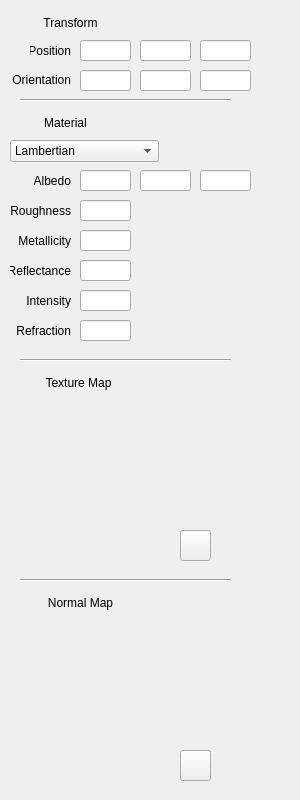
Yordrar/thesis-raytracer, file src/view/Inspector.ui: the form before one commit.
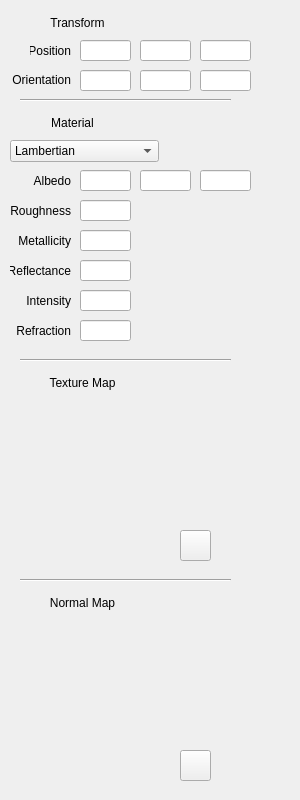
The form after the commit.

```diff
--- a/src/view/Inspector.ui
+++ b/src/view/Inspector.ui
@@ -132,9 +132,9 @@
   <widget class="QLabel" name="transform_label">
    <property name="geometry">
     <rect>
-     <x>40</x>
+     <x>42</x>
      <y>12</y>
-     <width>61</width>
+     <width>71</width>
      <height>21</height>
     </rect>
    </property>
@@ -164,9 +164,9 @@
   <widget class="QLabel" name="material_label">
    <property name="geometry">
     <rect>
-     <x>40</x>
+     <x>42</x>
      <y>112</y>
-     <width>51</width>
+     <width>61</width>
      <height>21</height>
     </rect>
    </property>
@@ -239,7 +239,7 @@
   <widget class="QLabel" name="texture_label">
    <property name="geometry">
     <rect>
-     <x>38</x>
+     <x>42</x>
      <y>372</y>
      <width>81</width>
      <height>21</height>
@@ -284,7 +284,7 @@
   <widget class="QLabel" name="normal_label">
    <property name="geometry">
     <rect>
-     <x>40</x>
+     <x>42</x>
      <y>592</y>
      <width>81</width>
      <height>21</height>
```
Left out of the diff: 2 changed lines with no effect on the pictures.
